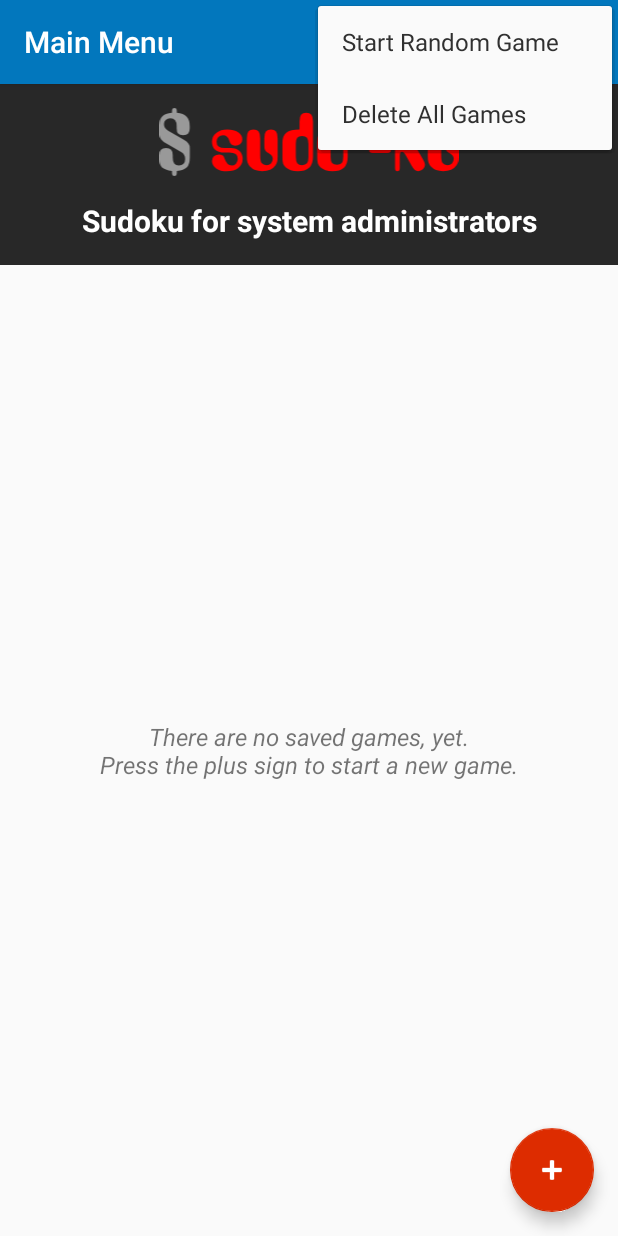
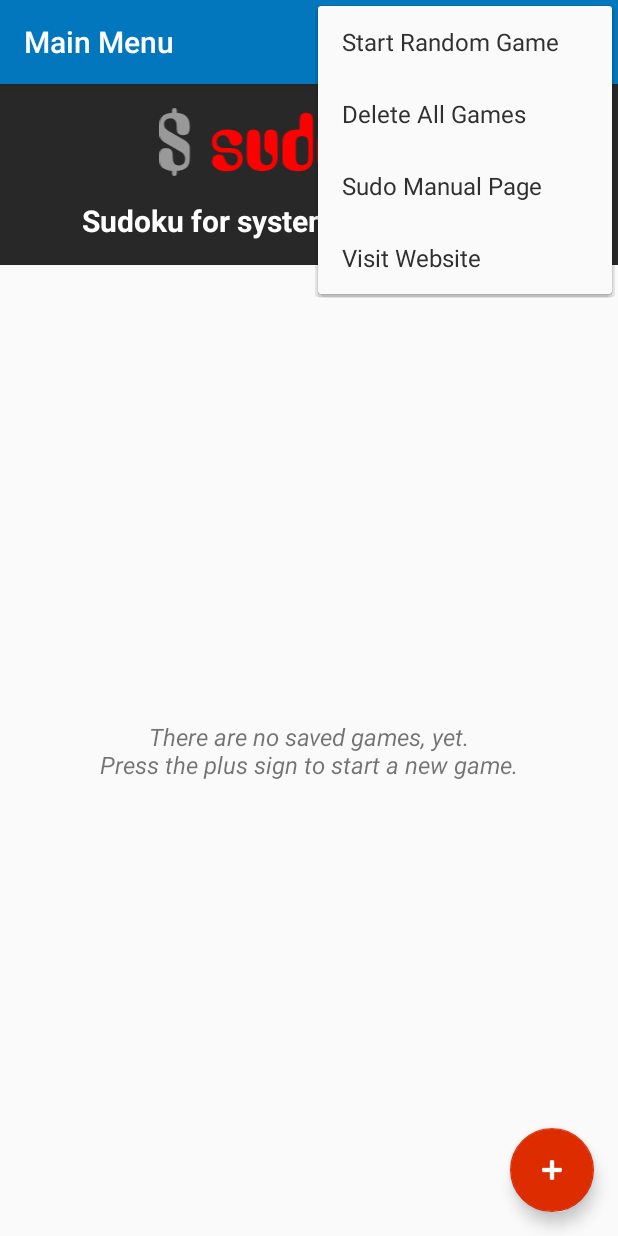
Before and after one commit to DennisSchulmeister/whb-android-sudoku, an Android app: the screen it shows after launch (StartMenuActivity), with the options menu open, on a phone screen of 412 x 824 dp. Run offline under Robolectric (Android 15) with nearby library versions, the phone set to English and light mode, and no system bars; our stand-ins replace Room's generated code.

Commit message:
Using new custom tabs feature of Android to display web content

```diff
--- a/app/build.gradle
+++ b/app/build.gradle
@@ -43,6 +43,7 @@ dependencies {
     implementation 'androidx.navigation:navigation-ui:2.3.1'
     implementation 'androidx.lifecycle:lifecycle-extensions:2.2.0'
     implementation "androidx.preference:preference:1.1.1"
+    implementation "androidx.browser:browser:1.2.0"
 
     testImplementation 'junit:junit:4.+'
     androidTestImplementation 'androidx.test.ext:junit:1.1.2'
--- a/app/src/main/java/de/wpvs/sudo_ku/activity/menu/StartMenuActivity.java
+++ b/app/src/main/java/de/wpvs/sudo_ku/activity/menu/StartMenuActivity.java
@@ -133,6 +133,12 @@ public class StartMenuActivity extends AppCompatActivity {
             case R.id.action_start_menu_delete_all:
                 this.deleteAllGames();
                 break;
+            case R.id.action_start_menu_man_sudo:
+                NavigationUtils.gotoManPage(this, "sudo");
+                break;
+            case R.id.action_start_menu_website:
+                NavigationUtils.gotoWebsite(this, "https://www.wpvs.de");
+                break;
             default:
                 return super.onOptionsItemSelected(item);
         }
--- a/app/src/main/res/menu/start_menu_options_menu.xml
+++ b/app/src/main/res/menu/start_menu_options_menu.xml
@@ -1,4 +1,6 @@
 <menu xmlns:android="http://schemas.android.com/apk/res/android">
+    <!-- Program actions -->
+    <group>
         <item
             android:id    = "@+id/action_start_menu_create_random"
             android:title = "@string/start_menu_create_random_label" />
@@ -6,4 +8,16 @@
         <item
             android:id    = "@+id/action_start_menu_delete_all"
             android:title = "@string/start_menu_delete_all_label" />
+    </group>
+
+    <!-- Information -->
+    <group>
+        <item
+            android:id    = "@+id/action_start_menu_man_sudo"
+            android:title = "@string/start_menu_man_sudo_label" />
+
+        <item
+            android:id    = "@+id/action_start_menu_website"
+            android:title = "@string/start_menu_visit_website_label" />
+    </group>
 </menu>
--- a/app/src/main/res/values/strings.xml
+++ b/app/src/main/res/values/strings.xml
@@ -16,6 +16,8 @@
 
     <string name="start_menu_create_random_label">Start Random Game</string>
     <string name="start_menu_delete_all_label">Delete All Games</string>
+    <string name="start_menu_visit_website_label">Visit Website</string>
+    <string name="start_menu_man_sudo_label">Sudo Manual Page</string>
 
     <!-- Game Type Activity -->
     <string name="new_game_label">New Game</string>
```
Also changed, not shown: app/src/main/java/de/wpvs/sudo_ku/activity/NavigationUtils.java (+17 -6 lines), app/src/main/java/de/wpvs/sudo_ku/activity/browser/HtmlBrowserActivity.java (deleted, +0 -26 lines), app/src/main/res/layout/html_browser_activity.xml (deleted, +0 -9 lines), 1 other file. Lines whose indentation alone changed are shown as unchanged.
